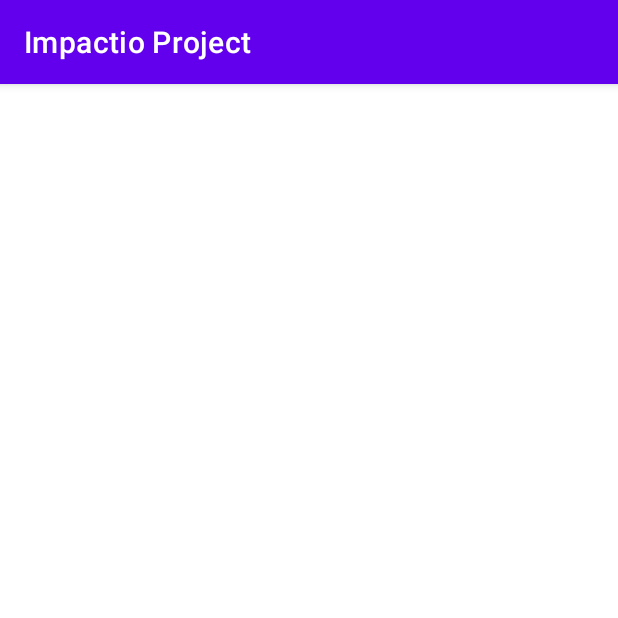
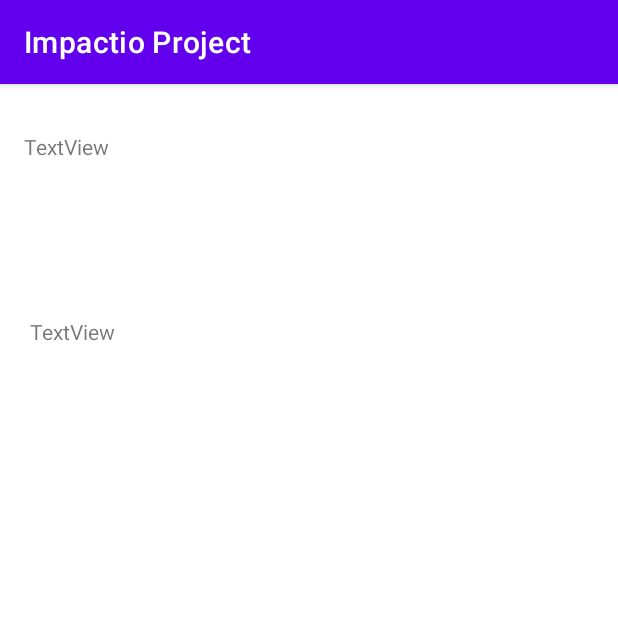
Before and after one commit to iiwilliamii/impactio-impact-tracking-project, an Android app: the DetailActivity screen opened directly, with no data from a screen before it, on a phone screen of 412 x 824 dp, the top half of it. Run offline under Robolectric (Android 15) with nearby library versions, the phone set to English and light mode, and no system bars.

Commit message:
minor changes to DetailActivity page

```diff
--- a/app/src/main/res/layout/activity_detail.xml
+++ b/app/src/main/res/layout/activity_detail.xml
@@ -6,4 +6,25 @@
     android:layout_height="match_parent"
     tools:context=".DetailActivity">
 
+    <TextView
+        android:id="@+id/textView6"
+        android:layout_width="206dp"
+        android:layout_height="95dp"
+        android:layout_marginStart="16dp"
+        android:layout_marginTop="32dp"
+        android:text="TextView"
+        app:layout_constraintStart_toStartOf="parent"
+        app:layout_constraintTop_toTopOf="parent"
+        tools:text="@string/project1" />
+
+    <TextView
+        android:id="@+id/textView11"
+        android:layout_width="370dp"
+        android:layout_height="148dp"
+        android:layout_marginStart="4dp"
+        android:layout_marginTop="28dp"
+        android:text="TextView"
+        app:layout_constraintStart_toStartOf="@+id/textView6"
+        app:layout_constraintTop_toBottomOf="@+id/textView6"
+        tools:text="@string/project1_description" />
 </androidx.constraintlayout.widget.ConstraintLayout>
--- a/app/src/main/res/values/strings.xml
+++ b/app/src/main/res/values/strings.xml
@@ -3,4 +3,8 @@
     <string name="project_name">Project Name</string>
     <string name="profile">Profile</string>
     <string name="welcome_back">Welcome Back, </string>
+    <string name="project1">Project 1</string>
+    <string name="project2">Project 2</string>
+    <string name="project1_description">test1</string>
+    <string name="project2_description">test2</string>
 </resources>
```
